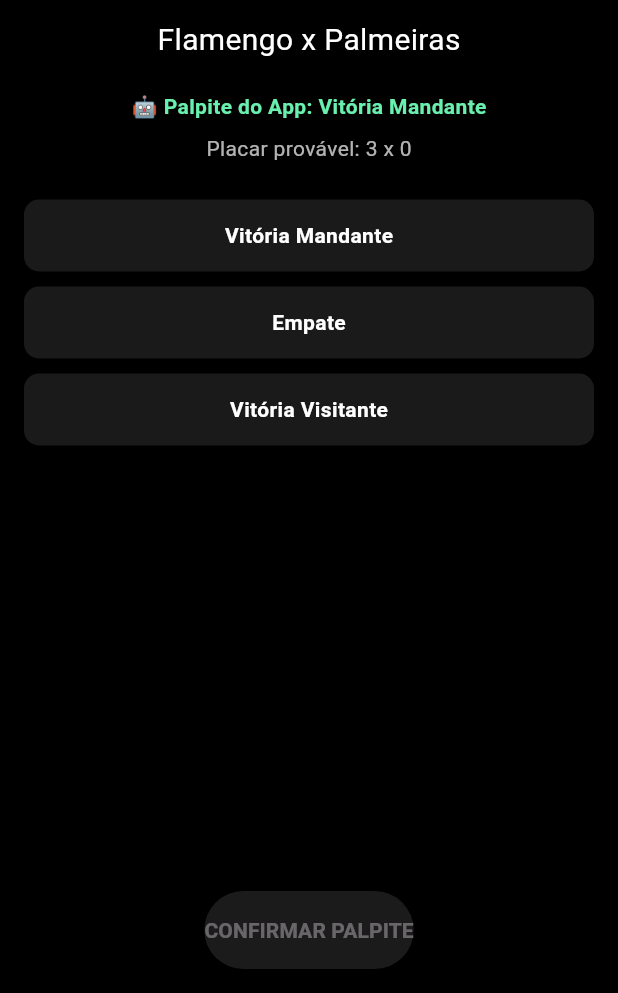
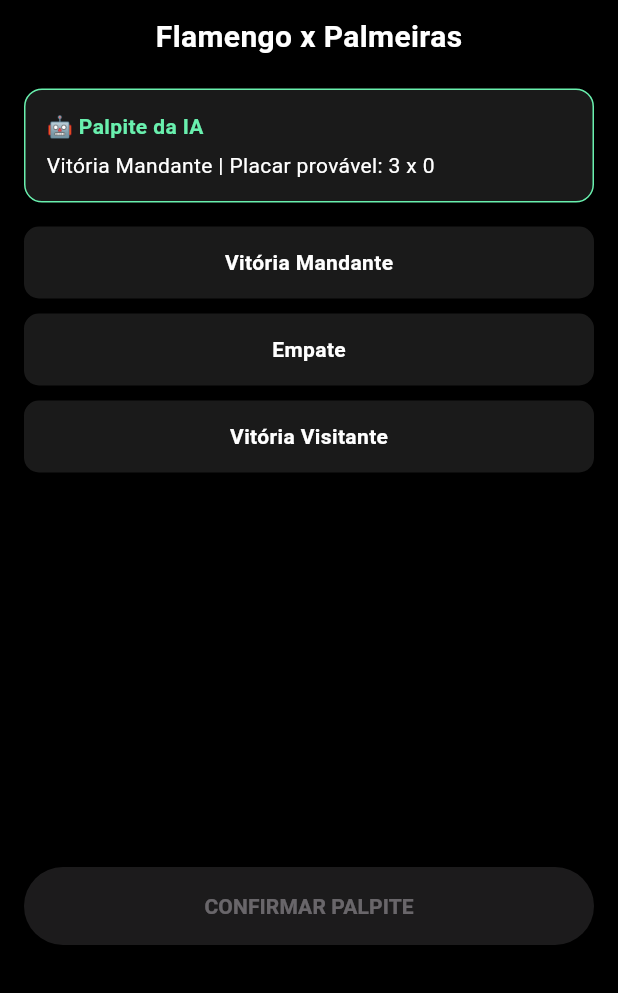
Before and after one commit to Franmateusatelie/matchmind, a Flutter app: the screen it shows after launch, after a tap on "ANALISAR / DAR PALPITE", on a phone screen of 412 x 824 dp, the part 243-1236 px from its top. Run offline on Flutter 3.47's test engine with Material 3 defaults, Android fonts, the phone set to English and light mode, and no system bars.

Commit message:
Comparação palpite usuário x IA

```diff
--- a/lib/screens/palpitar_screen.dart
+++ b/lib/screens/palpitar_screen.dart
@@ -14,6 +14,7 @@
 class _PalpitarScreenState extends State<PalpitarScreen> {
   String? escolhido;
   late Map<String, dynamic> palpiteIA;
+  bool confirmado = false;
 
   @override
   void initState() {
@@ -38,63 +39,79 @@
         child: Column(
           children: [
             Image.asset('assets/matchmind_logo.png', height: 90),
-            const SizedBox(height: 12),
+            const SizedBox(height: 10),
 
             Text(
               widget.match,
-              style: const TextStyle(color: Colors.white, fontSize: 20),
+              style: const TextStyle(
+                color: Colors.white,
+                fontSize: 20,
+                fontWeight: FontWeight.bold,
+              ),
             ),
 
             const SizedBox(height: 20),
 
-            Text(
-              '🤖 Palpite do App: ${palpiteIA['resultado']}',
-              style: const TextStyle(
+            // PALPITE DA IA
+            _card(
+              title: '🤖 Palpite da IA',
+              content:
+                  '${palpiteIA['resultado']} | Placar provável: ${palpiteIA['placar']}',
               color: Colors.greenAccent,
-                fontWeight: FontWeight.bold,
-              ),
             ),
 
-            const SizedBox(height: 8),
+            const SizedBox(height: 16),
 
-            Text(
-              'Placar provável: ${palpiteIA['placar']}',
-              style: const TextStyle(color: Colors.white70),
-            ),
-
-            const SizedBox(height: 24),
-
-            botao('Vitória Mandante'),
-            botao('Empate'),
-            botao('Vitória Visitante'),
+            // OPÇÕES DO USUÁRIO
+            _botao('Vitória Mandante'),
+            _botao('Empate'),
+            _botao('Vitória Visitante'),
 
             const Spacer(),
 
-            ElevatedButton(
+            // CONFIRMAR
+            SizedBox(
+              width: double.infinity,
+              child: ElevatedButton(
+                style: ElevatedButton.styleFrom(
+                  backgroundColor:
+                      escolhido == null ? Colors.grey : Colors.greenAccent,
+                  foregroundColor: Colors.black,
+                  padding: const EdgeInsets.symmetric(vertical: 16),
+                ),
                 onPressed: escolhido == null
                     ? null
                     : () {
+                        setState(() {
+                          confirmado = true;
+                        });
+
                         HistoricoPalpites.palpites.add({
                           'jogo': widget.match,
                           'palpite': escolhido!,
                           'placar': palpiteIA['placar'],
+                          'ia': palpiteIA['resultado'],
                         });
-
-                      ScaffoldMessenger.of(context).showSnackBar(
-                        const SnackBar(
-                          content: Text('Palpite salvo no histórico!'),
-                        ),
-                      );
                       },
-              style: ElevatedButton.styleFrom(
-                backgroundColor: Colors.greenAccent,
-                foregroundColor: Colors.black,
-                padding: const EdgeInsets.symmetric(vertical: 16),
-              ),
                 child: const Text(
                   'CONFIRMAR PALPITE',
                   style: TextStyle(fontWeight: FontWeight.bold),
                 ),
+              ),
+            ),
+
+            const SizedBox(height: 16),
+
+            // RESULTADO DA COMPARAÇÃO
+            if (confirmado)
+              _card(
+                title: '📊 Comparação',
+                content: escolhido == palpiteIA['resultado']
+                    ? 'Você concordou com a IA ✅'
+                    : 'Seu palpite foi diferente da IA ❌',
+                color: escolhido == palpiteIA['resultado']
+                    ? Colors.greenAccent
+                    : Colors.redAccent,
               ),
           ],
         ),
@@ -102,8 +119,9 @@
     );
   }
 
-  Widget botao(String texto) {
-    bool ativo = escolhido == texto;
+  Widget _botao(String texto) {
+    final ativo = escolhido == texto;
+
     return GestureDetector(
       onTap: () {
         setState(() => escolhido = texto);
@@ -127,4 +145,34 @@
       ),
     );
   }
+
+  Widget _card({
+    required String title,
+    required String content,
+    required Color color,
+  }) {
+    return Container(
+      width: double.infinity,
+      padding: const EdgeInsets.all(14),
+      decoration: BoxDecoration(
+        color: const Color(0xFF1A1A1A),
+        borderRadius: BorderRadius.circular(12),
+        border: Border.all(color: color),
+      ),
+      child: Column(
+        crossAxisAlignment: CrossAxisAlignment.start,
+        children: [
+          Text(
+            title,
+            style: TextStyle(color: color, fontWeight: FontWeight.bold),
+          ),
+          const SizedBox(height: 6),
+          Text(
+            content,
+            style: const TextStyle(color: Colors.white),
+          ),
+        ],
+      ),
+    );
   }
+}
```
Lines whose indentation alone changed are shown as unchanged.
